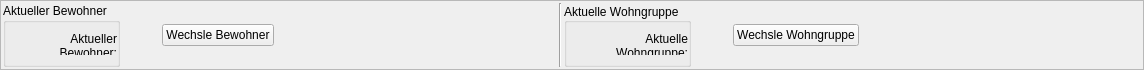
Robotregent/EBP, file ebp_client/infoframe.ui: the form before one commit.
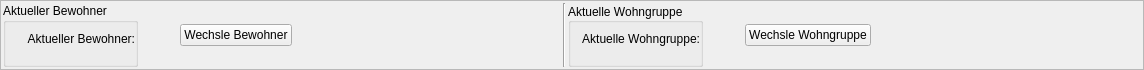
The form after the commit. Icons and pictures are not drawn.

```diff
--- a/ebp_client/infoframe.ui
+++ b/ebp_client/infoframe.ui
@@ -37,7 +37,7 @@
   <property name="frameShadow">
    <enum>QFrame::Raised</enum>
   </property>
-  <layout class="QHBoxLayout" name="horizontalLayout" stretch="1,0,0,4,0,1,0,0,4">
+  <layout class="QHBoxLayout" name="horizontalLayout" stretch="1,0,0,2,0,1,0,0,2">
    <property name="spacing">
     <number>2</number>
    </property>
@@ -58,6 +58,12 @@
       </property>
       <item>
        <widget class="QLabel" name="BewohnerLabel">
+        <property name="sizePolicy">
+         <sizepolicy hsizetype="Expanding" vsizetype="Expanding">
+          <horstretch>0</horstretch>
+          <verstretch>0</verstretch>
+         </sizepolicy>
+        </property>
         <property name="text">
          <string>Aktueller Bewohner:</string>
         </property>
```
